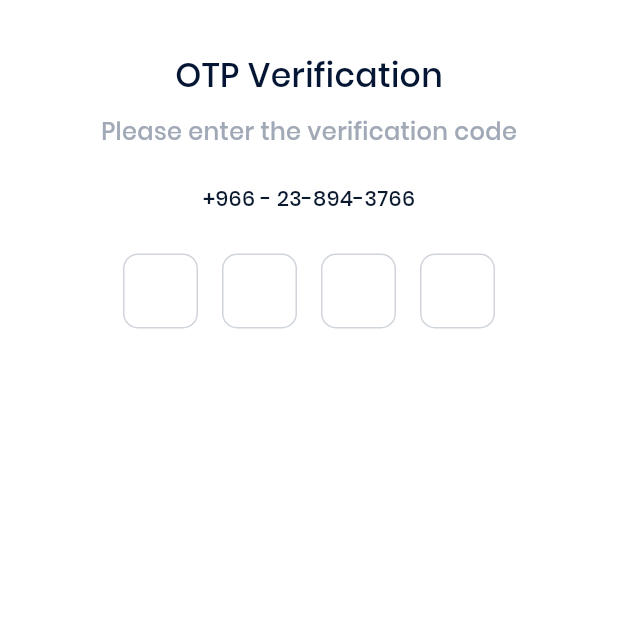
After one commit to yugmewada/locator-flutter-app, a Flutter app: the OtpVerificationBottomSheet screen opened directly, on a phone screen of 412 x 824 dp, the top half of it. The commit adds this screen. Run offline on Flutter 3.47's test engine with Material 3 defaults, Android fonts, the phone set to English and light mode, and no system bars; our stand-ins replace flutter_screenutil, form_field_validator, modal_bottom_sheet, shared_preferences; missing offline and left inert: country_pickers; accounts and stored records are empty.

Commit message:
[+]Added forgot_password_bottom_sheet.dart

```diff
--- a/lib/theming/AppColor.dart
+++ b/lib/theming/AppColor.dart
@@ -13,6 +13,7 @@ abstract class AppColor {
   static const Color colorWhite = Color(0xFFFFFFFF);
 
   static const Color colorGrey = Color(0xFFA1A9B7);
+  static const Color colorGreyOp50 = Color(0x80A1A9B7);
   static const Color colorGrey2 = Color(0xFF969DAE);
   static const Color colorGreyHint = Color(0xFFA1A9B7);
 
--- /dev/null
+++ b/lib/ui/auth/bottomsheet/otp_verification_bottom_sheet.dart
@@ -0,0 +1,138 @@
+import 'package:flutter/material.dart';
+import 'package:flutter/services.dart';
+
+import '../../../theming/AppColor.dart';
+import '../../../theming/TextStyles.dart';
+
+class OtpVerificationBottomSheet extends StatefulWidget {
+  const OtpVerificationBottomSheet({super.key});
+
+  @override
+  State<OtpVerificationBottomSheet> createState() =>
+      _OtpVerificationBottomSheetState();
+}
+
+class _OtpVerificationBottomSheetState
+    extends State<OtpVerificationBottomSheet> {
+  final List<TextEditingController> _controllers = List.generate(
+    4,
+    (index) => TextEditingController(),
+  );
+
+  @override
+  void dispose() {
+    for (var controller in _controllers) {
+      controller.dispose();
+    }
+    super.dispose();
+  }
+
+  @override
+  Widget build(BuildContext context) {
+    return Scaffold(
+      resizeToAvoidBottomInset: true,
+      backgroundColor: Colors.white,
+      body: SingleChildScrollView(
+        child: Column(
+          mainAxisAlignment: MainAxisAlignment.center,
+          children: [
+            _buildHeader(),
+            const SizedBox(height: 27),
+            _buildOTP(),
+          ],
+        ),
+      ),
+    );
+  }
+
+  Widget _buildOTP() {
+    return Row(
+      mainAxisAlignment: MainAxisAlignment.center,
+      children: List.generate(
+        4,
+        (index) => Padding(
+          padding: const EdgeInsets.symmetric(horizontal: 8.0),
+          child: _editTextOTP(controller: _controllers[index], index: index),
+        ),
+      ),
+    );
+  }
+
+  Widget _editTextOTP({
+    required TextEditingController controller,
+    required int index, // Added index as a parameter
+  }) {
+    return SizedBox(
+      width: 50,
+      height: 50,
+      child: TextField(
+        controller: controller,
+        keyboardType: TextInputType.phone,
+        textAlign: TextAlign.center,
+        maxLength: 1,
+        inputFormatters: [
+          FilteringTextInputFormatter.digitsOnly,
+        ],
+        decoration: InputDecoration(
+          counter: const Offstage(),
+          border: OutlineInputBorder(
+            borderRadius: BorderRadius.circular(10),
+            borderSide: const BorderSide(color: AppColor.colorGreyOp50),
+          ),
+          focusedBorder: OutlineInputBorder(
+            borderRadius: BorderRadius.circular(10),
+            borderSide: const BorderSide(color: AppColor.colorGreyOp50),
+          ),
+          enabledBorder: OutlineInputBorder(
+            borderRadius: BorderRadius.circular(10),
+            borderSide: const BorderSide(color: AppColor.colorGreyOp50),
+          ),
+        ),
+        onChanged: (value) {
+          if (value.length == 1) {
+            if (index < 3) {
+              FocusScope.of(context).nextFocus(); // Move to next field
+            } else {
+              FocusScope.of(context).unfocus(); // Hide keyboard on last field
+            }
+          } else if (value.isEmpty && index > 0) {
+            FocusScope.of(context).previousFocus();
+            if (index == 0 && value.isEmpty) {
+              FocusScope.of(context).unfocus();
+            }
+          }
+        },
+      ),
+    );
+  }
+
+  Widget _buildHeader() {
+    return Padding(
+      padding: const EdgeInsets.only(top: 35),
+      child: Center(
+        child: Column(
+          children: [
+            Text(
+              "OTP Verification",
+              style: TextStyles.semiBoldColorDarkBlue22(),
+            ),
+            Padding(
+              padding: const EdgeInsets.only(top: 10),
+              child: Text(
+                "Please enter the verification code",
+                style: TextStyles.normalFontGrey16(),
+              ),
+            ),
+            Padding(
+              padding: const EdgeInsets.only(top: 23),
+              child: Text(
+                "+966 - 23-894-3766",
+                style: TextStyles.mediumColorDarkBlue14(),
+              ),
+            ),
+          ],
+        ),
+      ),
+    );
+  }
+}
--- a/lib/ui/auth/create_account_screen.dart
+++ b/lib/ui/auth/create_account_screen.dart
@@ -286,7 +286,7 @@ class _CreateAccountScreen extends State<CreateAccountScreen> {
             )),
         Expanded(
             child: Padding(
-          padding: const EdgeInsets.only(top: 16),
+          padding: const EdgeInsets.only(top: 16, right: 10),
           child: RichText(
               text: TextSpan(
                   text: "By continuing, you agree to the ",
--- a/lib/utils/validator.dart
+++ b/lib/utils/validator.dart
@@ -1,44 +1,47 @@
-import 'package:bidout_app/generated/l10n.dart';
 import 'package:form_field_validator/form_field_validator.dart';
 
 final MultiValidator nameValidator = MultiValidator([
-  RequiredValidator(errorText: S.current.kEnterYourName),
-  MinLengthValidator(2, errorText: S.current.kEnterValidName),
+  RequiredValidator(errorText: "Please enter your name"),
+  MinLengthValidator(2, errorText: "Please enter valid name"),
 ]);
+
 final MultiValidator emailValidator = MultiValidator([
-  RequiredValidator(errorText: S.current.kEnterEmailAddress),
+  RequiredValidator(errorText: "Please enter email address"),
   PatternValidator('^[a-zA-Z0-9+_.-]+@[a-zA-Z0-9.-]+\$',
-      errorText: S.current.kEnterValidEmailAddress),
-  EmailValidator(errorText: S.current.kEnterValidEmailAddress),
+      errorText: "Please enter valid email address"),
+  EmailValidator(errorText: "Please enter valid email address"),
 ]);
+
 final MultiValidator mobileValidator = MultiValidator([
-  RequiredValidator(errorText: S.current.kEnterMobileNumber),
-  MinLengthValidator(8, errorText: S.current.kEnterValidMobileNumber),
+  RequiredValidator(errorText: "Please enter mobile number"),
+  MinLengthValidator(8, errorText: "Please enter valid mobile number"),
 ]);
-final MultiValidator mobileCodeValidator = MultiValidator([
-  RequiredValidator(errorText: S.current.kEnterCountryCode),
+
+final MultiValidator passwordValidator = MultiValidator([
+  RequiredValidator(errorText: "Please enter password"),
+  MinLengthValidator(8, errorText: "Please enter valid password"),
 ]);
-final MultiValidator passwordValidator = MultiValidator([
-  RequiredValidator(errorText: S.current.kEnterPassword),
-  MinLengthValidator(8, errorText: S.current.kEnterValidPassword),
+final MultiValidator confPasswordEmptyValidator = MultiValidator([
+  RequiredValidator(errorText: "Please enter confirm password"),
 ]);
-final MultiValidator confPasswordValidator = MultiValidator([
-  RequiredValidator(errorText: S.current.kEnterPassword),
-  MinLengthValidator(8, errorText: S.current.kEnterValidPassword),
-]);
+
+final MatchValidator confirmPasswordMatchValidator =
+    MatchValidator(errorText: "Password mismatch");
+
 final MultiValidator newPasswordValidator = MultiValidator([
-  RequiredValidator(errorText: S.current.kEnterNewPassword),
-  MinLengthValidator(8, errorText: S.current.kEnterValidPassword),
+  RequiredValidator(errorText: "Please enter new password"),
+  MinLengthValidator(8, errorText: "Please enter valid new password"),
 ]);
 
 final MultiValidator firstNameValidator = MultiValidator([
-  RequiredValidator(errorText: S.current.kEnterFirstName),
-  MinLengthValidator(2, errorText: S.current.kEnterValidFirstName)
+  RequiredValidator(errorText: "Please enter first name"),
+  MinLengthValidator(2, errorText: "Please enter valid first name")
 ]);
 final MultiValidator lastNameValidator = MultiValidator([
-  RequiredValidator(errorText: S.current.kEnterLastName),
+  RequiredValidator(errorText: "Please enter last name"),
+  MinLengthValidator(2, errorText: "Please enter valid last name")
 ]);
 final MultiValidator otpValidator = MultiValidator([
-  RequiredValidator(errorText: S.current.kPleaseEnterOtp),
-  MinLengthValidator(4, errorText: S.current.kPleaseEnterValidOtp)
+  RequiredValidator(errorText: "Please enter Otp"),
+  MinLengthValidator(4, errorText: "Please enter valid Otp")
 ]);
```
Also changed, not shown: lib/theming/TextStyles.dart (+4 -4 lines), lib/ui/auth/bottomsheet/forgot_password_bottom_sheet.dart (+8 -2 lines), lib/ui/auth/email_login_screen.dart (+3 -4 lines), lib/ui/auth/mobile_login_screen.dart (+19 -1 lines).
